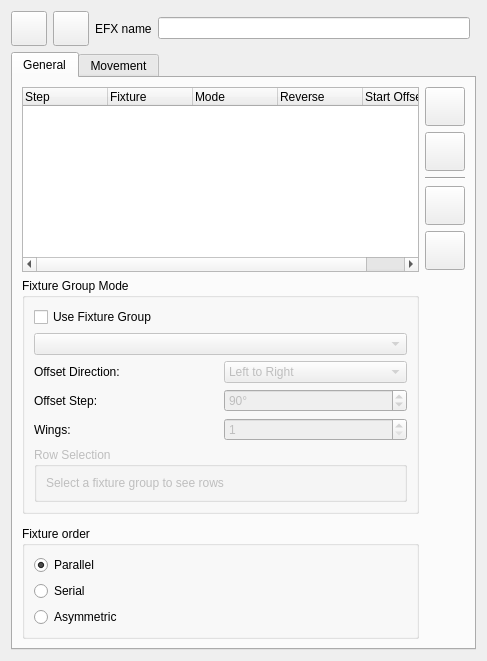
Old version of the form ui/src/efxeditor.ui in the repository filipolszewsk/qlcplus.
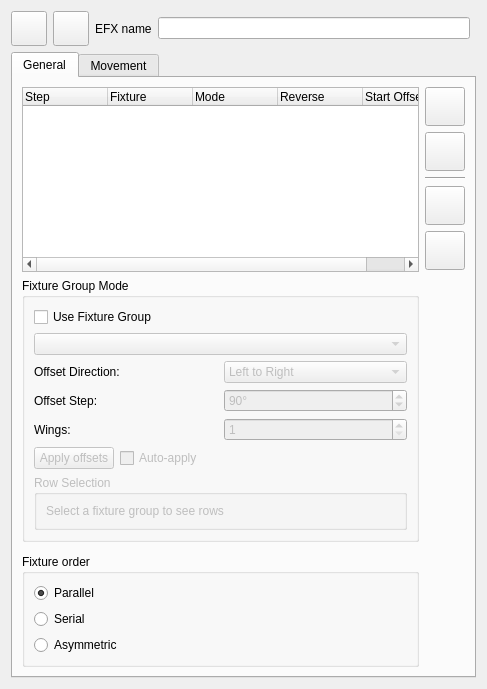
New version of the form. Icons and pictures are not drawn.

Commit message: Persist column template offsets for EFX fixture groups

Patch:
```diff
--- a/ui/src/efxeditor.ui
+++ b/ui/src/efxeditor.ui
@@ -279,6 +279,43 @@
             </item>
            </layout>
           </item>
+          <item>
+           <layout class="QHBoxLayout" name="horizontalLayout_offsetActions">
+            <item>
+             <widget class="QPushButton" name="m_applyOffsetsButton">
+              <property name="enabled">
+               <bool>false</bool>
+              </property>
+              <property name="text">
+               <string>Apply offsets</string>
+              </property>
+             </widget>
+            </item>
+            <item>
+             <widget class="QCheckBox" name="m_autoApplyOffsetsCheck">
+              <property name="enabled">
+               <bool>false</bool>
+              </property>
+              <property name="text">
+               <string>Auto-apply</string>
+              </property>
+             </widget>
+            </item>
+            <item>
+             <spacer name="horizontalSpacer_offsetActions">
+              <property name="orientation">
+               <enum>Qt::Horizontal</enum>
+              </property>
+              <property name="sizeHint" stdset="0">
+               <size>
+                <width>40</width>
+                <height>20</height>
+               </size>
+              </property>
+             </spacer>
+            </item>
+           </layout>
+          </item>
           <item>
            <widget class="QGroupBox" name="m_rowSelectionGroup">
             <property name="title">
```
The commit also changes 4 other files.
